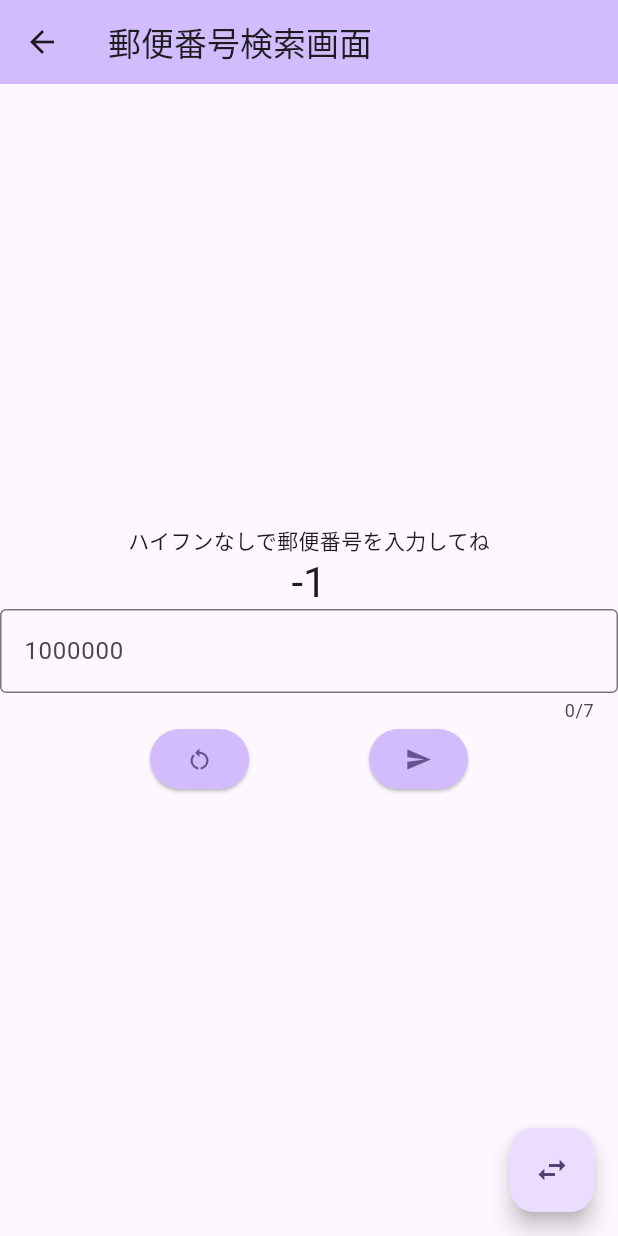
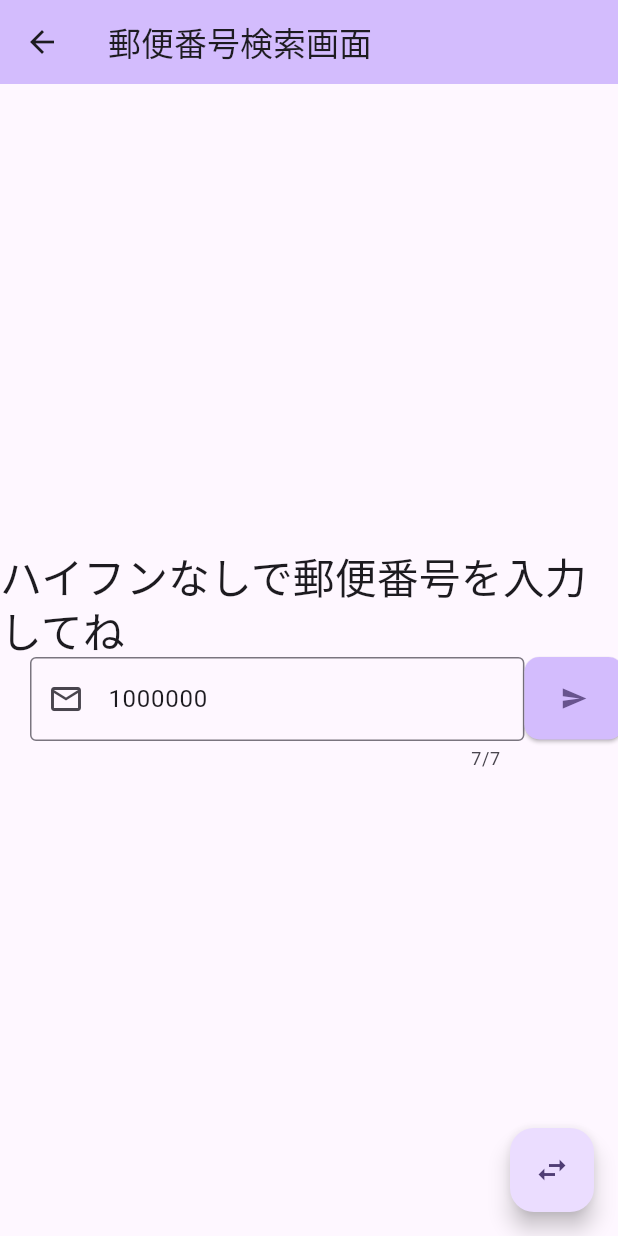
Before and after one commit to xabierun/flutter_mvvm, a Flutter app: the PostalView screen opened by its route, after a tap on the "send" icon, on a phone screen of 412 x 824 dp. Run offline on Flutter 3.47's test engine with Material 2 defaults, Android fonts, the phone set to English and light mode, and no system bars; our stand-ins replace flutter_riverpod, shared_preferences; accounts and stored records are empty.

Commit message:
バリデーション機能の追加

```diff
--- /dev/null
+++ b/lib/utils/size_config.dart
@@ -0,0 +1,30 @@
+import 'package:flutter/material.dart';
+import 'package:flutter/widgets.dart';
+
+class SizeConfig {
+  late MediaQueryData? _mediaQueryData;
+  static double? screenWidth;
+  static double? screenHeight;
+  static double? blockSizeHorizontal;
+  static double? blockSizeVertical;
+
+  late double? _safeAreaHorizontal;
+  late double? _safeAreaVertical;
+  static double? safeBlockHorizontal;
+  static double? safeBlockVertical;
+
+  void init(BuildContext context) {
+    _mediaQueryData = MediaQuery.of(context);
+    screenWidth = _mediaQueryData!.size.width;
+    screenHeight = _mediaQueryData!.size.height;
+    blockSizeHorizontal = screenWidth! / 100;
+    blockSizeVertical = screenHeight! / 100;
+
+    _safeAreaHorizontal =
+        _mediaQueryData!.padding.left + _mediaQueryData!.padding.right;
+    _safeAreaVertical =
+        _mediaQueryData!.padding.top + _mediaQueryData!.padding.bottom;
+    safeBlockHorizontal = (screenWidth! - _safeAreaHorizontal!) / 100;
+    safeBlockVertical = (screenHeight! - _safeAreaVertical!) / 100;
+  }
+}
--- a/lib/view_models/postal_view_model.dart
+++ b/lib/view_models/postal_view_model.dart
@@ -1,8 +1,11 @@
+import 'package:flutter/material.dart';
 import 'package:flutter_mvvm/providers/postal_provider.dart';
 import 'package:flutter_riverpod/flutter_riverpod.dart';
 
 class PostalViewModel {
   PostalViewModel(this.ref);
+  final TextEditingController _textController = TextEditingController();
+  final GlobalKey<FormState> _formKey = GlobalKey<FormState>();
 
   late final WidgetRef ref;
 
@@ -18,18 +21,23 @@ class PostalViewModel {
   /// カウント
   int get count => ref.watch(countProvider);
 
-  /// カウントアップ関数
-  void countUp() {
-    ref.read(countProvider.notifier).update((state) => state + 1);
+  TextEditingController get textController => _textController;
+  GlobalKey<FormState> get formKey => _formKey;
+
+  String? postalVaridator(String? value) {
+    if (value == null || value.isEmpty) {
+      return '入力してください';
+    }
+    if (value.length < 7) {
+      return '7文字入力してください';
+    }
+    return null;
   }
 
-  /// カウントダウン関数
-  void countDown() {
-    ref.read(countProvider.notifier).update((state) => state - 1);
-  }
-
-  /// カウントリセット関数
-  void countReset() {
-    ref.read(countProvider.notifier).update((state) => 0);
+  void submitForm() {
+    if (!_formKey.currentState!.validate()) {
+      return;
+      // 送信処理追加
+    }
   }
 }
--- a/lib/views/postal_view.dart
+++ b/lib/views/postal_view.dart
@@ -1,5 +1,6 @@
 import 'package:flutter/material.dart';
 import 'package:flutter/services.dart';
+import 'package:flutter_mvvm/utils/size_config.dart';
 import 'package:flutter_mvvm/view_models/postal_view_model.dart';
 import 'package:flutter_riverpod/flutter_riverpod.dart';
 
@@ -23,6 +24,8 @@ class _HomeViewState extends ConsumerState<PostalView> {
 
   @override
   Widget build(BuildContext context) {
+    SizeConfig().init(context);
+
     return Scaffold(
       appBar: AppBar(
         backgroundColor: Theme.of(context).colorScheme.inversePrimary,
@@ -32,37 +35,48 @@ class _HomeViewState extends ConsumerState<PostalView> {
         child: Column(
           mainAxisAlignment: MainAxisAlignment.center,
           children: <Widget>[
-            Text(_viewModel.message),
             Text(
-              '${_viewModel.count}',
+              _viewModel.message,
               style: Theme.of(context).textTheme.headlineMedium,
             ),
             Form(
+              key: _viewModel.formKey,
+              child: Row(
+                mainAxisAlignment: MainAxisAlignment.spaceEvenly,
+                crossAxisAlignment: CrossAxisAlignment.start,
+                children: [
+                  Container(
+                    constraints: BoxConstraints(
+                      minWidth: 50,
+                      maxWidth: SizeConfig.blockSizeHorizontal! * 80,
+                    ),
+                    margin: const EdgeInsets.only(left: 20),
                     child: TextFormField(
                       inputFormatters: [FilteringTextInputFormatter.digitsOnly],
                       maxLength: 7,
-                validator: (value) {
-                  if (value == null || value.isEmpty) {
-                    return '空だよ';
-                  }
-                  return null;
-                },
+                      validator: _viewModel.postalVaridator,
                       decoration: const InputDecoration(
                         border: OutlineInputBorder(),
                         hintText: '1000000',
+                        prefixIcon: Icon(Icons.local_post_office_outlined),
+                      ),
+                      initialValue: '1000000',
                     ),
                   ),
+                  SizedBox(
+                    height: 55,
+                    child: ElevatedButton(
+                      onPressed: _viewModel.submitForm,
+                      style: ElevatedButton.styleFrom(
+                        backgroundColor:
+                            Theme.of(context).colorScheme.inversePrimary,
+                        shape: RoundedRectangleBorder(
+                          borderRadius: BorderRadius.circular(10),
                         ),
-            Container(
-              margin: const EdgeInsets.symmetric(horizontal: 20),
-              child: Row(
-                mainAxisAlignment: MainAxisAlignment.spaceEvenly,
-                children: [
-                  _buildElevatedButton(
-                    Icons.restart_alt,
-                    _viewModel.countReset,
                       ),
-                  _buildElevatedButton(Icons.send, _viewModel.countDown),
+                      child: const Icon(Icons.send),
+                    ),
+                  ),
                 ],
               ),
             ),
@@ -78,14 +92,4 @@ class _HomeViewState extends ConsumerState<PostalView> {
       ),
     );
   }
-
-  ElevatedButton _buildElevatedButton(IconData icon, VoidCallback onPressed) {
-    return ElevatedButton(
-      onPressed: onPressed,
-      style: ElevatedButton.styleFrom(
-        backgroundColor: Theme.of(context).colorScheme.inversePrimary,
-      ),
-      child: Icon(icon),
-    );
 }
-}
```
Also changed, not shown: lib/services/api/custom_api.dart (added, +49 -0 lines), lib/services/preference/custome_preference.dart (added, +20 -0 lines), 2 other files. Lines whose indentation alone changed are shown as unchanged.
